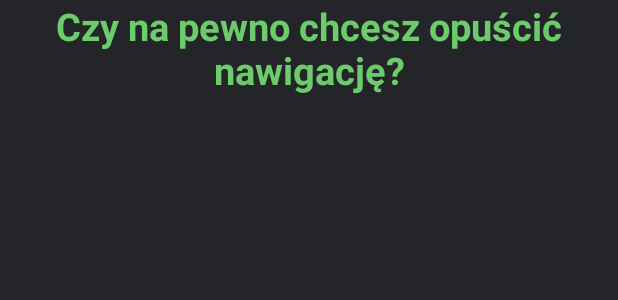
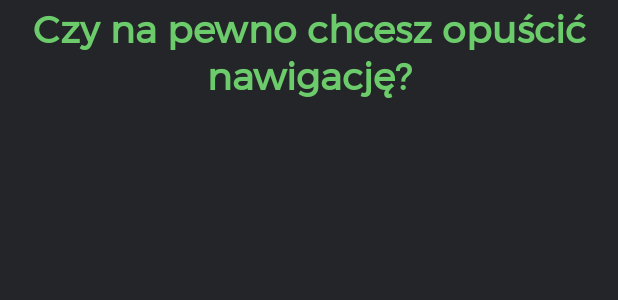
Before and after one commit to praskee/BlindSpot, an Android app: the layout dialog_exit_nav.xml on its own in the app's theme, with its tools: preview values and no code run, on a phone screen of 412 x 824 dp. Shown: the top 300 px of the screen. Run offline under Robolectric (Android 15) with nearby library versions, the phone set to English and light mode, and no system bars.

Commit message:
Custom font

```diff
--- a/app/src/main/res/layout/activity_main.xml
+++ b/app/src/main/res/layout/activity_main.xml
@@ -16,6 +16,7 @@
         android:layout_marginTop="100dp"
         android:layout_weight="40"
         android:contentDescription="@string/tv_speak_description"
+        android:fontFamily="@font/montserrat"
         android:text="@string/welcome_message"
         android:textAlignment="center"
         android:textColor="@color/colorAccent"
--- a/app/src/main/res/layout/dialog_exit_nav.xml
+++ b/app/src/main/res/layout/dialog_exit_nav.xml
@@ -19,6 +19,7 @@
             android:layout_width="wrap_content"
             android:layout_height="wrap_content"
             android:layout_gravity="center"
+            android:fontFamily="@font/montserrat"
             android:text="@string/exit_text"
             android:textAlignment="center"
             android:textColor="@color/colorAccent"
```
Also changed, not shown: app/src/main/res/font/montserrat.ttf (added).
